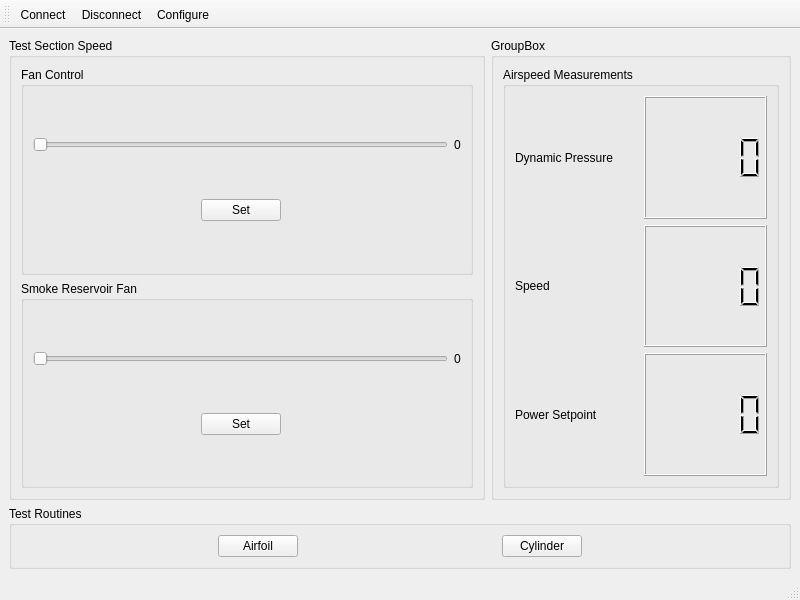
The window that WindTunnelGUI/mainwindow.ui (jmjohnson1/windTunnelV2) describes before a commit, drawn with Qt 5.
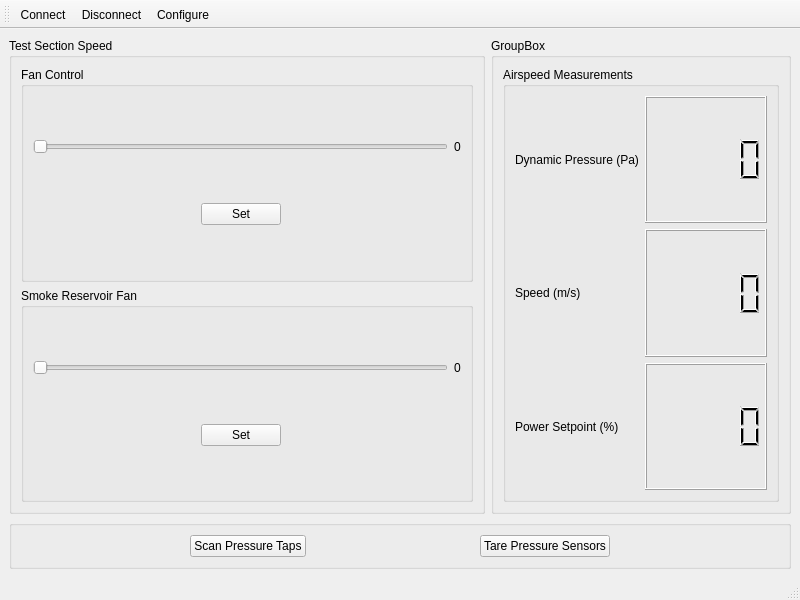
The same window after the commit.

The edit to the form file:
```diff
--- a/WindTunnelGUI/mainwindow.ui
+++ b/WindTunnelGUI/mainwindow.ui
@@ -24,20 +24,20 @@
        </sizepolicy>
       </property>
       <property name="title">
-       <string>Test Routines</string>
+       <string/>
       </property>
       <layout class="QGridLayout" name="gridLayout_6">
        <item row="0" column="1">
         <widget class="QPushButton" name="button_OpenAirfoilDialog">
          <property name="text">
-          <string>Airfoil</string>
+          <string>Scan Pressure Taps</string>
          </property>
         </widget>
        </item>
        <item row="0" column="3">
         <widget class="QPushButton" name="button_OpenCylinderDialog">
          <property name="text">
-          <string>Cylinder</string>
+          <string>Tare Pressure Sensors</string>
          </property>
         </widget>
        </item>
@@ -243,7 +243,7 @@
           <item row="0" column="0">
            <widget class="QLabel" name="label">
             <property name="text">
-             <string>Dynamic Pressure</string>
+             <string>Dynamic Pressure (Pa)</string>
             </property>
            </widget>
           </item>
@@ -253,14 +253,14 @@
           <item row="2" column="0">
            <widget class="QLabel" name="label_4">
             <property name="text">
-             <string>Power Setpoint</string>
+             <string>Power Setpoint (%)</string>
             </property>
            </widget>
           </item>
           <item row="1" column="0">
            <widget class="QLabel" name="label_3">
             <property name="text">
-             <string>Speed</string>
+             <string>Speed (m/s)</string>
             </property>
            </widget>
           </item>
```
Left out of the diff: 2 changed lines with no effect on the pictures.
